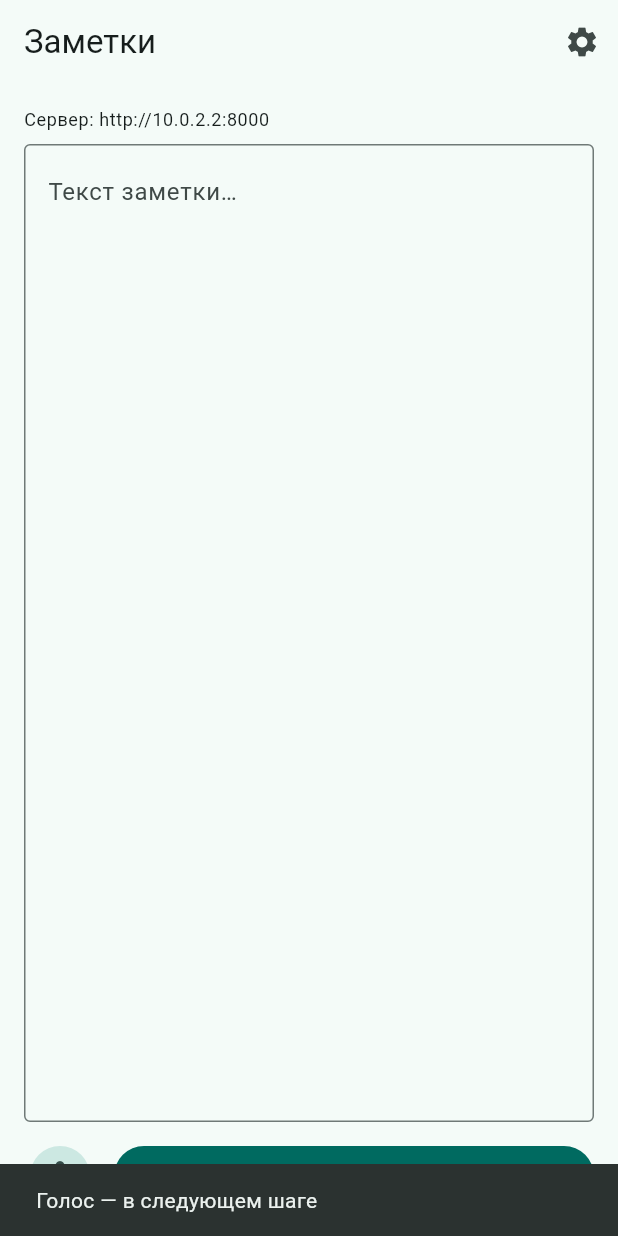
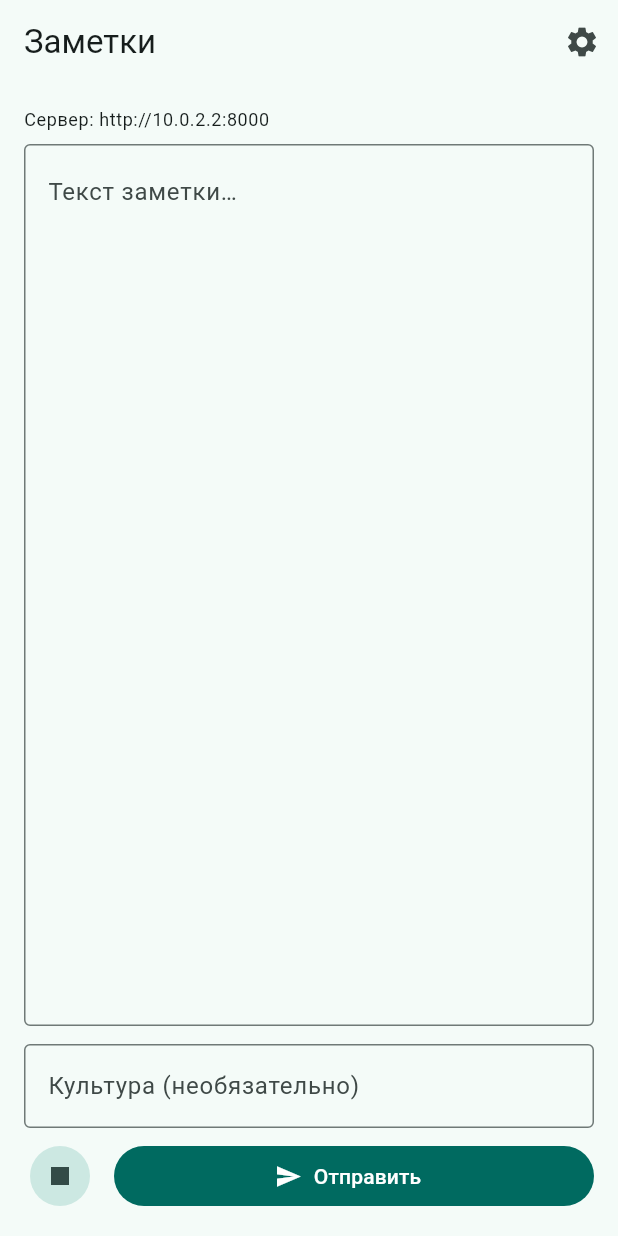
Before and after one commit to Segal17/notes_app, a Flutter app: the screen it shows after launch, after a tap on the "mic" icon, on a phone screen of 412 x 824 dp. Run offline on Flutter 3.47's test engine with Material 3 defaults, Android fonts, the phone set to English and light mode, and no system bars; our stand-ins replace package_info_plus, shared_preferences, speech_to_text.

Commit message:
добавлено распознование голоса и отправка по апи

```diff
--- a/mobile/lib/main.dart
+++ b/mobile/lib/main.dart
@@ -1,5 +1,11 @@
+import 'dart:convert';
+
 import 'package:flutter/material.dart';
+import 'package:http/http.dart' as http;
+import 'package:package_info_plus/package_info_plus.dart';
 import 'package:shared_preferences/shared_preferences.dart';
+import 'package:speech_to_text/speech_to_text.dart' as stt;
+import 'package:speech_to_text/speech_recognition_result.dart';
 
 void main() {
   runApp(const NotesApp());
@@ -34,13 +40,29 @@ class _NotesScreenState extends State<NotesScreen> {
       'http://10.0.2.2:8000'; // эмулятор; на телефоне — http://<ip>:8000
 
   final TextEditingController _controller = TextEditingController();
+  final TextEditingController _cultureController = TextEditingController();
   String _serverUrl = _defaultServerUrl;
-  // bool _sending = false;
+  bool _sending = false;
+  String _appVersion = '?';
+
+  final stt.SpeechToText _speech = stt.SpeechToText();
+  bool _speechAvailable = false;
+  bool _listening = false;
 
   @override
   void initState() {
     super.initState();
     _loadServerUrl();
+    _loadAppVersion();
+  }
+
+  Future<void> _loadAppVersion() async {
+    try {
+      final info = await PackageInfo.fromPlatform();
+      if (mounted) setState(() => _appVersion = '${info.version}+${info.buildNumber}');
+    } catch (e) {
+      debugPrint('package info error: $e');
+    }
   }
 
   Future<void> _loadServerUrl() async {
@@ -56,24 +78,42 @@ class _NotesScreenState extends State<NotesScreen> {
     setState(() => _serverUrl = url);
   }
 
+  void _showTopSnack(String msg) {
+    final top = MediaQuery.of(context).padding.top + kToolbarHeight + 8;
+    ScaffoldMessenger.of(context).showSnackBar(
+      SnackBar(
+        content: Text(msg),
+        behavior: SnackBarBehavior.floating,
+        margin: EdgeInsets.only(top: top, left: 16, right: 16),
+      ),
+    );
+  }
+
   Future<void> _openSettings() async {
     final ctrl = TextEditingController(text: _serverUrl);
     final result = await showDialog<String>(
       context: context,
       builder: (ctx) => AlertDialog(
-        title: const Text('URL сервера'),
-        content: TextField(
-          controller: ctrl,
-          keyboardType: TextInputType.url,
-          decoration: const InputDecoration(
-            hintText: 'http://192.168.1.10:8000',
-          ),
+        title: const Text('Настройки'),
+        content: Column(
+          mainAxisSize: MainAxisSize.min,
+          crossAxisAlignment: CrossAxisAlignment.start,
+          children: [
+            Text('Версия приложения: $_appVersion',
+                style: Theme.of(ctx).textTheme.bodySmall),
+            const SizedBox(height: 12),
+            TextField(
+              controller: ctrl,
+              keyboardType: TextInputType.url,
+              decoration: const InputDecoration(
+                labelText: 'URL сервера',
+                hintText: 'http://192.168.1.10:8000',
+              ),
+            ),
+          ],
         ),
         actions: [
-          TextButton(
-            onPressed: () => Navigator.pop(ctx),
-            child: const Text('Отмена'),
-          ),
+          TextButton(onPressed: () => Navigator.pop(ctx), child: const Text('Отмена')),
           FilledButton(
             onPressed: () => Navigator.pop(ctx, ctrl.text.trim()),
             child: const Text('Сохранить'),
@@ -83,30 +123,86 @@ class _NotesScreenState extends State<NotesScreen> {
     );
     if (result != null && result.isNotEmpty) {
       await _saveServerUrl(result);
-      if (mounted) {
-        ScaffoldMessenger.of(context)
-            .showSnackBar(SnackBar(content: Text('URL сохранён: $result')));
-      }
+      if (mounted) _showTopSnack('URL сохранён: $result');
     }
   }
 
-  void _onMicPressed() {
-    // Промт 5: speech_to_text
-    ScaffoldMessenger.of(
-      context,
-    ).showSnackBar(const SnackBar(content: Text('Голос — в следующем шаге')));
+  Future<void> _initSpeech() async {
+    _speechAvailable = await _speech.initialize(
+      onError: (e) => debugPrint('speech error: $e'),
+      onStatus: (s) => debugPrint('speech status: $s'),
+    );
+    if (mounted) setState(() {});
+  }
+
+  Future<void> _onMicPressed() async {
+    if (!_speechAvailable) {
+      await _initSpeech();
+      if (!_speechAvailable) {
+        if (mounted) {
+          _showTopSnack('Голос недоступен (нет разрешения/движка)');
+        }
+        return;
+      }
+    }
+    if (_listening) {
+      await _speech.stop();
+      if (mounted) setState(() => _listening = false);
+      return;
+    }
+    setState(() => _listening = true);
+    await _speech.listen(
+      onResult: (SpeechRecognitionResult r) {
+        if (r.finalResult) {
+          final text = r.recognizedWords.trim();
+          if (text.isNotEmpty) {
+            final cur = _controller.text;
+            _controller.text = cur.isEmpty ? text : '$cur $text';
+            _controller.selection =
+                TextSelection.collapsed(offset: _controller.text.length);
+          }
+        }
+      },
+      listenOptions: stt.SpeechListenOptions(localeId: 'ru_RU'),
+    );
   }
 
   Future<void> _onSendPressed() async {
-    // Промт 6: http POST /api/notes
-    ScaffoldMessenger.of(context).showSnackBar(
-      const SnackBar(content: Text('Отправка — в следующем шаге')),
-    );
+    final description = _controller.text.trim();
+    final cultureRaw = _cultureController.text.trim();
+    final String? culture = cultureRaw.isEmpty ? null : cultureRaw;
+    if (description.isEmpty) {
+      _showTopSnack('Пустая заметка');
+      return;
+    }
+    setState(() => _sending = true);
+    try {
+      final uri = Uri.parse('$_serverUrl/api/notes');
+      final resp = await http
+          .post(
+            uri,
+            headers: {'Content-Type': 'application/json'},
+            body: jsonEncode({'description': description, 'culture': culture}),
+          )
+          .timeout(const Duration(seconds: 15));
+      if (resp.statusCode >= 200 && resp.statusCode < 300) {
+        _controller.clear();
+        _cultureController.clear();
+        if (mounted) _showTopSnack('Отправлено (${resp.statusCode})');
+      } else {
+        if (mounted) _showTopSnack('Ошибка ${resp.statusCode}: ${resp.body}');
+      }
+    } catch (e) {
+      if (mounted) _showTopSnack('Сеть/ошибка: $e');
+    } finally {
+      if (mounted) setState(() => _sending = false);
+    }
   }
 
   @override
   void dispose() {
     _controller.dispose();
+    _cultureController.dispose();
     super.dispose();
   }
 
@@ -146,20 +242,34 @@ class _NotesScreenState extends State<NotesScreen> {
               ),
             ),
             const SizedBox(height: 12),
+            TextField(
+              controller: _cultureController,
+              decoration: const InputDecoration(
+                border: OutlineInputBorder(),
+                labelText: 'Культура (необязательно)',
+                hintText: 'например: пшеница',
+              ),
+              textInputAction: TextInputAction.done,
+            ),
+            const SizedBox(height: 8),
             Row(
               children: [
                 IconButton.filledTonal(
                   onPressed: _onMicPressed,
-                  icon: const Icon(Icons.mic),
-                  tooltip: 'Голос',
+                  icon: Icon(_listening ? Icons.stop : Icons.mic),
+                  tooltip: _listening ? 'Стоп' : 'Голос',
                 ),
                 const SizedBox(width: 12),
                 Expanded(
                   child: FilledButton.icon(
-                    // onPressed: _sending ? null : _onSendPressed,
-                    onPressed: _onSendPressed,
+                    onPressed: _sending ? null : _onSendPressed,
                     icon: const Icon(Icons.send),
-                    label: const Text('Отправить'),
+                    label: _sending
+                        ? const SizedBox(
+                            width: 16, height: 16,
+                            child: CircularProgressIndicator(strokeWidth: 2),
+                          )
+                        : const Text('Отправить'),
                   ),
                 ),
               ],
--- a/mobile/pubspec.yaml
+++ b/mobile/pubspec.yaml
@@ -33,6 +33,7 @@ dependencies:
   speech_to_text: ^7.0.0
   http: ^1.2.0
   shared_preferences: ^2.3.0
+  package_info_plus: ^10.2.2
   # The following adds the Cupertino Icons font to your application.
   # Use with the CupertinoIcons class for iOS style icons.
   cupertino_icons: ^1.0.8
```
Also changed, not shown: mobile/pubspec.lock, 1 other file.
